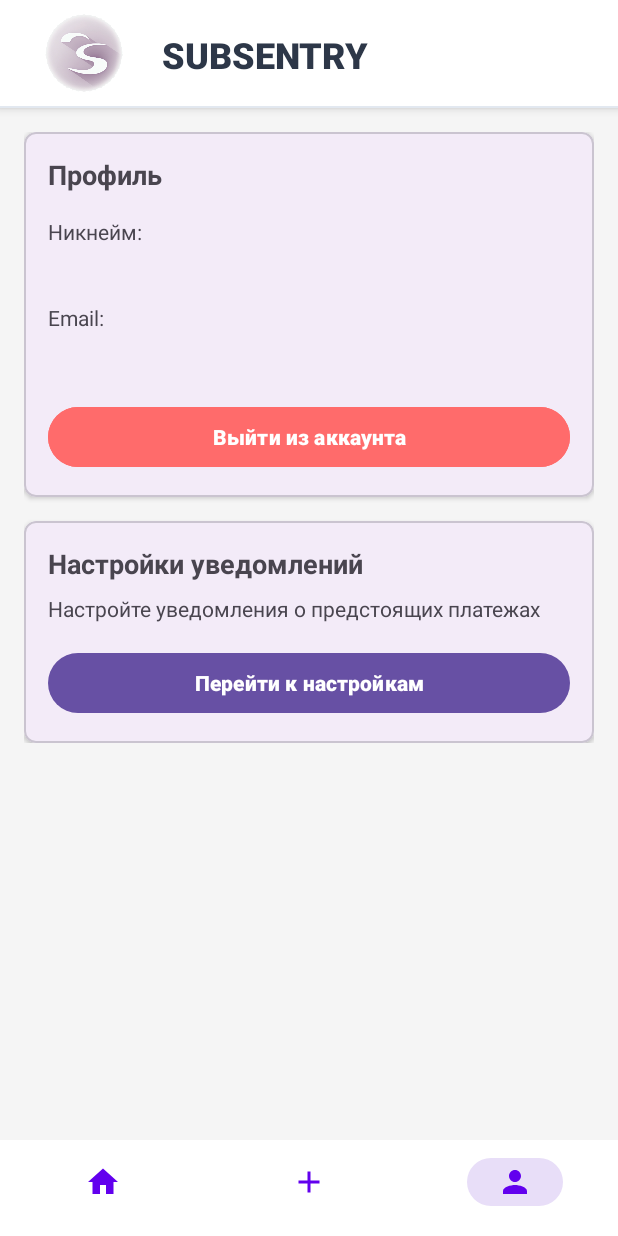
After one commit to Floom1/SubSentry, an Android app: the ProfileFragment screen opened through its navigation route, on a phone screen of 412 x 824 dp. The commit adds this screen. Run offline under Robolectric (Android 15) with nearby library versions, the phone set to English and light mode, and no system bars; our stand-ins replace navigation-ui.

Commit message:
add settings/profile

```diff
--- a/frontend/app/src/main/java/com/example/subsentry/App.kt
+++ b/frontend/app/src/main/java/com/example/subsentry/App.kt
@@ -1,8 +1,12 @@
 package com.example.subsentry
 
 import android.app.Application
+import android.app.NotificationChannel
+import android.app.NotificationManager
+import android.os.Build
 import com.example.subsentry.api.RetrofitClient
 import com.google.gson.GsonBuilder
+
 
 class App : Application() {
     override fun onCreate() {
@@ -14,5 +18,15 @@ class App : Application() {
             .create()
 
         RetrofitClient.init(this, gson)
+
+        if (Build.VERSION.SDK_INT >= Build.VERSION_CODES.O) {
+            val channel = NotificationChannel(
+                "your_channel_id",  // Уникальный ID канала
+                "Your Channel Name",
+                NotificationManager.IMPORTANCE_DEFAULT
+            )
+            val manager: NotificationManager = getSystemService(NotificationManager::class.java)
+            manager.createNotificationChannel(channel)
+        }
     }
 }
--- /dev/null
+++ b/frontend/app/src/main/java/com/example/subsentry/ui/profile/ProfileFragment.kt
@@ -0,0 +1,59 @@
+package com.example.subsentry.ui.profile
+
+import android.os.Bundle
+import android.view.LayoutInflater
+import android.view.View
+import android.view.ViewGroup
+import androidx.fragment.app.Fragment
+import androidx.navigation.fragment.findNavController
+import com.example.subsentry.MainActivity
+import com.example.subsentry.R
+import com.example.subsentry.databinding.FragmentProfileBinding
+import com.example.subsentry.utils.SessionManager
+
+class ProfileFragment : Fragment() {
+
+    private var _binding: FragmentProfileBinding? = null
+    private val binding get() = _binding!!
+    private lateinit var sessionManager: SessionManager
+
+    override fun onCreateView(
+        inflater: LayoutInflater,
+        container: ViewGroup?,
+        savedInstanceState: Bundle?
+    ): View {
+        _binding = FragmentProfileBinding.inflate(inflater, container, false)
+        return binding.root
+    }
+
+    override fun onViewCreated(view: View, savedInstanceState: Bundle?) {
+        super.onViewCreated(view, savedInstanceState)
+
+        sessionManager = SessionManager(requireContext())
+
+        setupUI()
+        loadUserProfile()
+    }
+
+    private fun setupUI() {
+        // Обработчик для кнопки настроек уведомлений
+        binding.notificationsSettingsButton.setOnClickListener {
+            findNavController().navigate(R.id.notificationSettingsFragment)
+        }
+
+        // Обработчик для кнопки выхода
+        binding.logoutButton.setOnClickListener {
+            (activity as? MainActivity)?.logout()
+        }
+    }
+
+    private fun loadUserProfile() {
+        binding.usernameValue.text = sessionManager.getUsername()
+        binding.emailValue.text = sessionManager.getEmail()
+    }
+
+    override fun onDestroyView() {
+        super.onDestroyView()
+        _binding = null
+    }
+}
--- /dev/null
+++ b/frontend/app/src/main/res/layout/fragment_profile.xml
@@ -0,0 +1,130 @@
+<?xml version="1.0" encoding="utf-8"?>
+<androidx.core.widget.NestedScrollView xmlns:android="http://schemas.android.com/apk/res/android"
+    xmlns:app="http://schemas.android.com/apk/res-auto"
+    xmlns:tools="http://schemas.android.com/tools"
+    android:layout_width="match_parent"
+    android:layout_height="match_parent"
+    android:padding="16dp">
+
+    <androidx.constraintlayout.widget.ConstraintLayout
+        android:layout_width="match_parent"
+        android:layout_height="wrap_content">
+
+        <!-- Карточка профиля -->
+        <com.google.android.material.card.MaterialCardView
+            android:id="@+id/profileCard"
+            android:layout_width="match_parent"
+            android:layout_height="wrap_content"
+            app:cardCornerRadius="8dp"
+            app:cardElevation="2dp"
+            app:layout_constraintTop_toTopOf="parent">
+
+            <androidx.constraintlayout.widget.ConstraintLayout
+                android:layout_width="match_parent"
+                android:layout_height="wrap_content"
+                android:padding="16dp">
+
+                <TextView
+                    android:id="@+id/profileTitle"
+                    android:layout_width="match_parent"
+                    android:layout_height="wrap_content"
+                    android:text="Профиль"
+                    android:textSize="18sp"
+                    android:textStyle="bold"
+                    app:layout_constraintTop_toTopOf="parent" />
+
+                <TextView
+                    android:id="@+id/usernameLabel"
+                    android:layout_width="match_parent"
+                    android:layout_height="wrap_content"
+                    android:text="Никнейм:"
+                    android:textSize="14sp"
+                    android:layout_marginTop="16dp"
+                    app:layout_constraintTop_toBottomOf="@id/profileTitle" />
+
+                <TextView
+                    android:id="@+id/usernameValue"
+                    android:layout_width="match_parent"
+                    android:layout_height="wrap_content"
+                    android:text="Загрузка..."
+                    android:textSize="16sp"
+                    android:textStyle="bold"
+                    app:layout_constraintTop_toBottomOf="@id/usernameLabel" />
+
+                <TextView
+                    android:id="@+id/emailLabel"
+                    android:layout_width="match_parent"
+                    android:layout_height="wrap_content"
+                    android:text="Email:"
+                    android:textSize="14sp"
+                    android:layout_marginTop="16dp"
+                    app:layout_constraintTop_toBottomOf="@id/usernameValue" />
+
+                <TextView
+                    android:id="@+id/emailValue"
+                    android:layout_width="match_parent"
+                    android:layout_height="wrap_content"
+                    android:text="Загрузка..."
+                    android:textSize="16sp"
+                    android:textStyle="bold"
+                    app:layout_constraintTop_toBottomOf="@id/emailLabel" />
+
+                <Button
+                    android:id="@+id/logoutButton"
+                    android:layout_width="match_parent"
+                    android:layout_height="wrap_content"
+                    android:text="Выйти из аккаунта"
+                    android:textStyle="bold"
+                    android:backgroundTint="#FF6B6B"
+                    android:layout_marginTop="24dp"
+                    app:layout_constraintTop_toBottomOf="@id/emailValue" />
+
+            </androidx.constraintlayout.widget.ConstraintLayout>
+        </com.google.android.material.card.MaterialCardView>
+
+        <!-- Карточка настроек уведомлений -->
+        <com.google.android.material.card.MaterialCardView
+            android:id="@+id/notificationsCard"
+            android:layout_width="match_parent"
+            android:layout_height="wrap_content"
+            app:cardCornerRadius="8dp"
+            app:cardElevation="2dp"
+            android:layout_marginTop="16dp"
+            app:layout_constraintTop_toBottomOf="@id/profileCard">
+
+            <androidx.constraintlayout.widget.ConstraintLayout
+                android:layout_width="match_parent"
+                android:layout_height="wrap_content"
+                android:padding="16dp">
+
+                <TextView
+                    android:id="@+id/notificationsTitle"
+                    android:layout_width="match_parent"
+                    android:layout_height="wrap_content"
+                    android:text="Настройки уведомлений"
+                    android:textSize="18sp"
+                    android:textStyle="bold"
+                    app:layout_constraintTop_toTopOf="parent" />
+
+                <TextView
+                    android:id="@+id/notificationsDescription"
+                    android:layout_width="match_parent"
+                    android:layout_height="wrap_content"
+                    android:text="Настройте уведомления о предстоящих платежах"
+                    android:layout_marginTop="8dp"
+                    app:layout_constraintTop_toBottomOf="@id/notificationsTitle" />
+
+                <Button
+                    android:id="@+id/notificationsSettingsButton"
+                    android:layout_width="match_parent"
+                    android:layout_height="wrap_content"
+                    android:text="Перейти к настройкам"
+                    android:textStyle="bold"
+                    android:layout_marginTop="16dp"
+                    app:layout_constraintTop_toBottomOf="@id/notificationsDescription" />
+
+            </androidx.constraintlayout.widget.ConstraintLayout>
+        </com.google.android.material.card.MaterialCardView>
+
+    </androidx.constraintlayout.widget.ConstraintLayout>
+</androidx.core.widget.NestedScrollView>
--- a/frontend/app/src/main/res/menu/bottom_nav_menu.xml
+++ b/frontend/app/src/main/res/menu/bottom_nav_menu.xml
@@ -6,4 +6,8 @@
     <item
         android:id="@+id/addFragment"
         android:icon="@drawable/ic_add" />
+
+    <item
+        android:id="@+id/profileFragment"
+        android:icon="@drawable/ic_profile" />
 </menu>
--- a/frontend/app/src/main/res/navigation/navigation.xml
+++ b/frontend/app/src/main/res/navigation/navigation.xml
@@ -42,9 +42,9 @@
     </fragment>
     <fragment
         android:id="@+id/profileFragment"
-        android:name="com.example.subsentry.ui.main.MainFragment"
+        android:name="com.example.subsentry.ui.profile.ProfileFragment"
         android:label="Профиль"
-        tools:layout="@layout/fragment_main" />
+        tools:layout="@layout/fragment_profile" />
 
 
     <fragment
```
Also changed, not shown: 2 other files.
